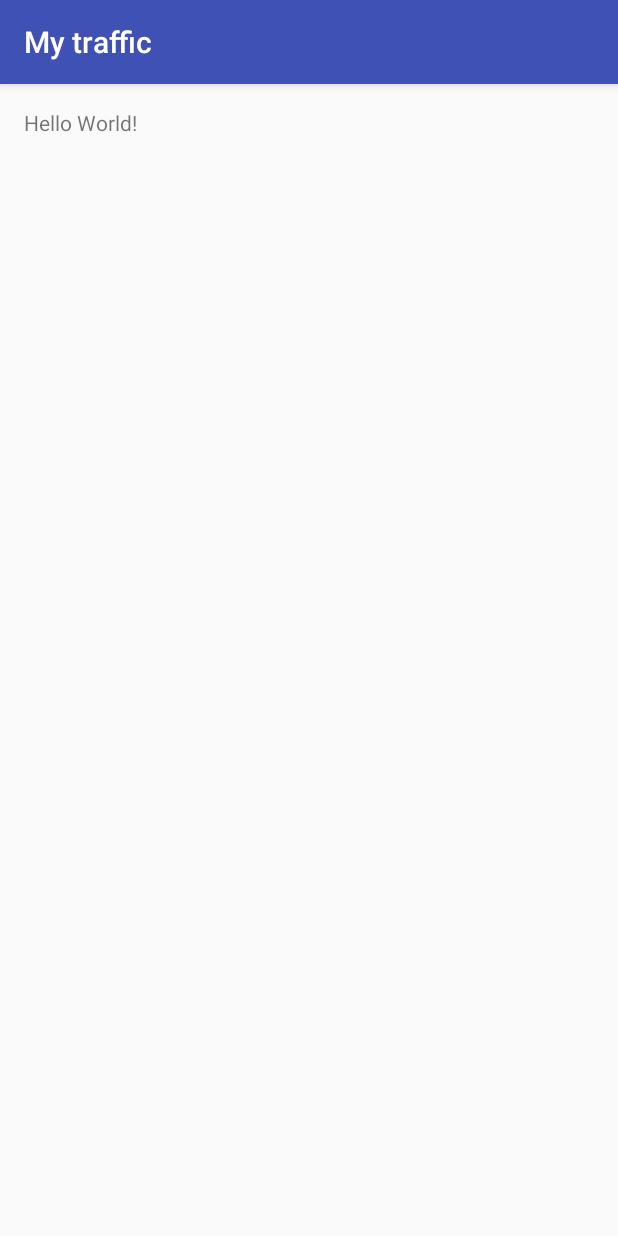
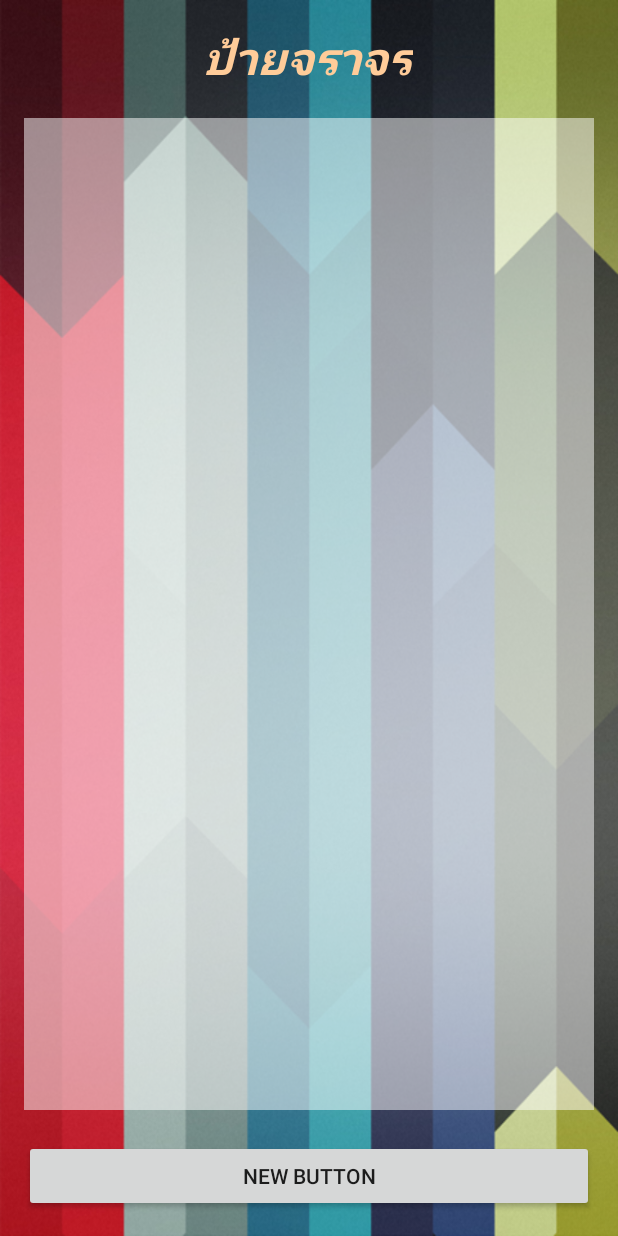
Before and after one commit to peeravich/My-Traffic-, an Android app: the screen it shows after launch (MainActivity), on a phone screen of 412 x 824 dp. Run offline under Robolectric (Android 15) with nearby library versions, the phone set to English and light mode, and no system bars.

Commit message:
Design it yses

```diff
--- a/app/src/main/res/layout/activity_main.xml
+++ b/app/src/main/res/layout/activity_main.xml
@@ -7,10 +7,33 @@
     android:paddingLeft="@dimen/activity_horizontal_margin"
     android:paddingRight="@dimen/activity_horizontal_margin"
     android:paddingTop="@dimen/activity_vertical_margin"
-    tools:context="com.example.peeravich.mytraffic.MainActivity">
+    tools:context="com.example.peeravich.mytraffic.MainActivity"
+    android:background="@drawable/wallpapers_a_01">
 
     <TextView
         android:layout_width="wrap_content"
         android:layout_height="wrap_content"
-        android:text="Hello World!" />
+        android:text="@string/title_main"
+        android:id="@+id/textView"
+        android:textSize="@dimen/h1"
+        android:textStyle="bold|italic"
+        android:layout_centerHorizontal="true"
+        android:textColor="@color/text" />
+
+    <Button
+        android:layout_width="match_parent"
+        android:layout_height="wrap_content"
+        android:text="New Button"
+        android:id="@+id/button"
+        android:layout_alignParentBottom="true" />
+
+    <ListView
+        android:layout_width="wrap_content"
+        android:layout_height="wrap_content"
+        android:id="@+id/listView"
+        android:layout_below="@+id/textView"
+        android:layout_above="@+id/button"
+        android:layout_marginTop="20dp"
+        android:layout_marginBottom="20dp"
+        android:background="#82ffffff" />
 </RelativeLayout>
--- a/app/src/main/res/values/colors.xml
+++ b/app/src/main/res/values/colors.xml
@@ -3,4 +3,6 @@
     <color name="colorPrimary">#3F51B5</color>
     <color name="colorPrimaryDark">#303F9F</color>
     <color name="colorAccent">#FF4081</color>
+
+    <color name="text">#ffcc99</color>
 </resources>
--- a/app/src/main/res/values/dimens.xml
+++ b/app/src/main/res/values/dimens.xml
@@ -2,4 +2,7 @@
     <!-- Default screen margins, per the Android Design guidelines. -->
     <dimen name="activity_horizontal_margin">16dp</dimen>
     <dimen name="activity_vertical_margin">16dp</dimen>
+
+    <dimen name="h1">30sp</dimen>
+    <dimen name="h2">20sp</dimen>
 </resources>
--- a/app/src/main/res/values/strings.xml
+++ b/app/src/main/res/values/strings.xml
@@ -1,3 +1,5 @@
 <resources>
     <string name="app_name">"My traffic "</string>
+
+    <string name="title_main">ป้ายจราจร</string>
 </resources>
--- a/app/src/main/res/values/styles.xml
+++ b/app/src/main/res/values/styles.xml
@@ -1,7 +1,7 @@
 <resources>
 
     <!-- Base application theme. -->
-    <style name="AppTheme" parent="Theme.AppCompat.Light.DarkActionBar">
+    <style name="AppTheme" parent="Theme.AppCompat.Light.NoActionBar">
         <!-- Customize your theme here. -->
         <item name="colorPrimary">@color/colorPrimary</item>
         <item name="colorPrimaryDark">@color/colorPrimaryDark</item>
```
Also changed, not shown: app/src/main/res/drawable/wallpapers_a_01.png (added).
